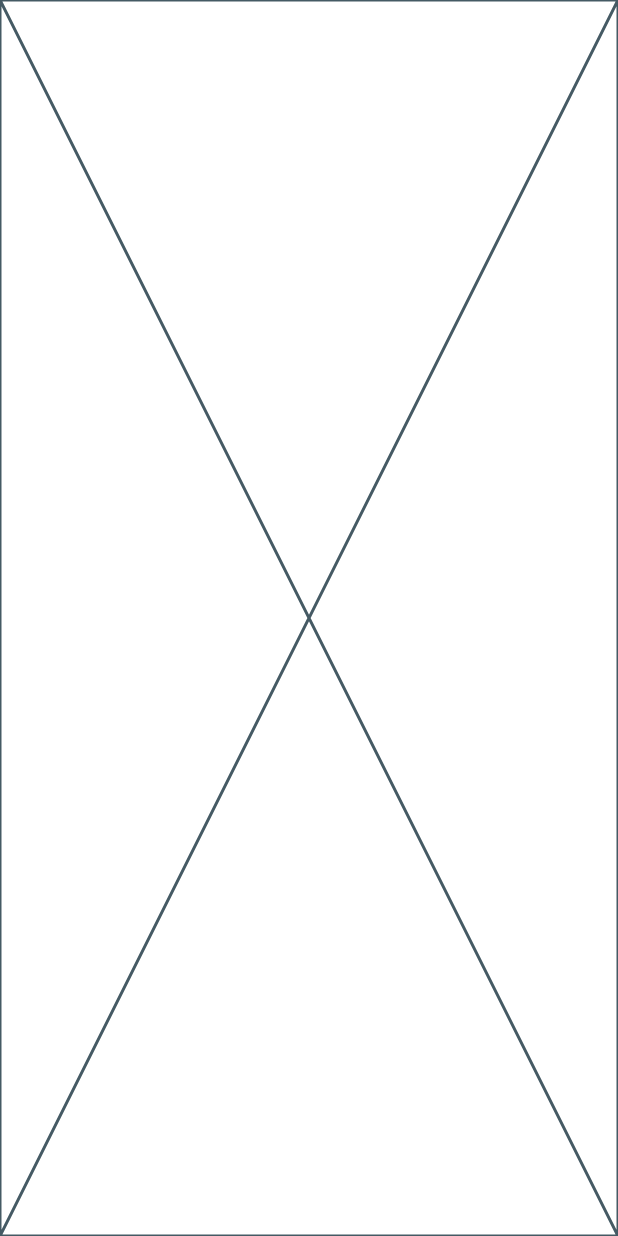
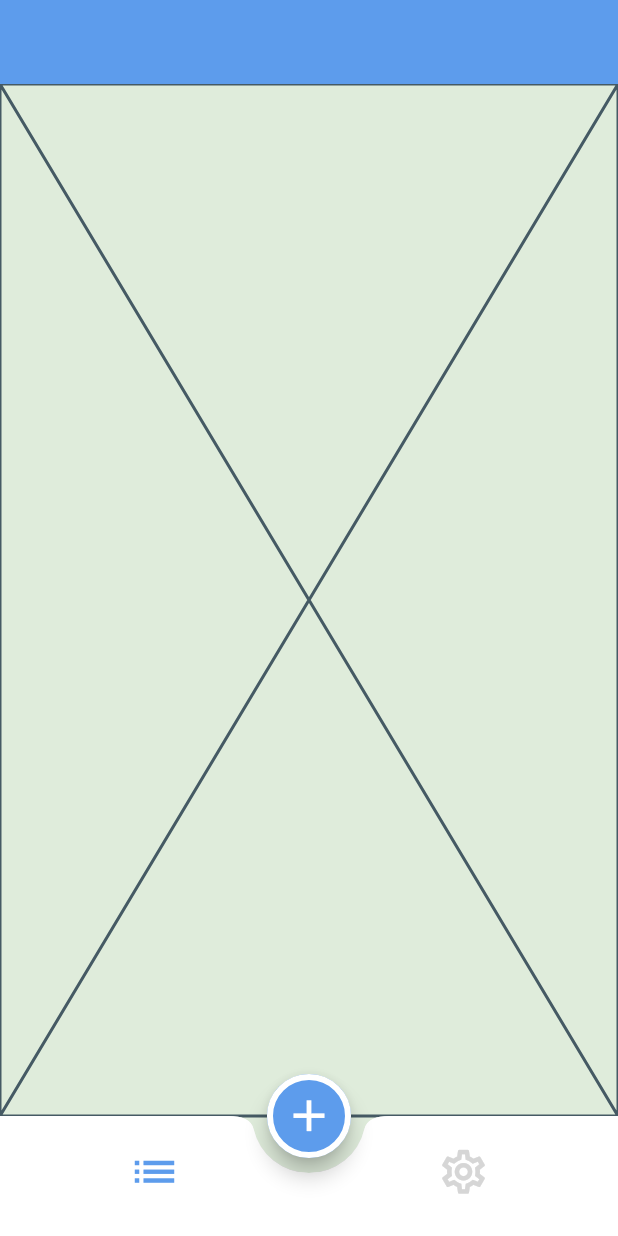
Before and after one commit to DdooMI/to_do_app, a Flutter app: the screen it shows after launch, on a phone screen of 412 x 824 dp. Run offline on Flutter 3.47's test engine with Material 3 defaults, Android fonts, the phone set to English and light mode, and no system bars.

Commit message:
bottom navigation bar

```diff
--- a/lib/main.dart
+++ b/lib/main.dart
@@ -1,23 +1,33 @@
 import 'package:flutter/material.dart';
 import 'package:to_do_app/screens/bottom_navigation_bar/bottom_navigator_bar.dart';
 import 'package:to_do_app/screens/splash/splash_screen.dart';
+import 'package:to_do_app/theme/theme.dart';
 
 void main() {
   runApp(const MyApp());
 }
 
-class MyApp extends StatelessWidget {
+class MyApp extends StatefulWidget {
   const MyApp({super.key});
 
+  @override
+  State<MyApp> createState() => _MyAppState();
+}
+
+class _MyAppState extends State<MyApp> {
   // This widget is the root of your application.
   @override
   Widget build(BuildContext context) {
     return MaterialApp(
+      theme: ThemeApp.lightTheme,
+      darkTheme: ThemeApp.darkTheme,
+      themeMode: ThemeMode.light,
       routes: {
         SplashScreen.routeName: (_) => const SplashScreen(),
         BottomNavigatorBar.routeName: (_) => const BottomNavigatorBar(),
       },
       home: const SplashScreen(),
+      debugShowCheckedModeBanner: false,
     );
   }
 }
--- a/lib/screens/bottom_navigation_bar/bottom_navigator_bar.dart
+++ b/lib/screens/bottom_navigation_bar/bottom_navigator_bar.dart
@@ -1,11 +1,48 @@
 import 'package:flutter/material.dart';
+import 'package:to_do_app/screens/bottom_navigation_bar/tabs/settings/settings_tab.dart';
+import 'package:to_do_app/screens/bottom_navigation_bar/tabs/tasks/tasks_tab.dart';
 
-class BottomNavigatorBar extends StatelessWidget {
+class BottomNavigatorBar extends StatefulWidget {
   const BottomNavigatorBar({super.key});
   static const String routeName = "BottomNavigatorBar";
 
   @override
+  State<BottomNavigatorBar> createState() => _BottomNavigatorBarState();
+}
+
+class _BottomNavigatorBarState extends State<BottomNavigatorBar> {
+  int currentIndex = 0;
+  List<Widget> tabs = [const TasksTab(), const SettingsTab()];
+
+  @override
   Widget build(BuildContext context) {
-    return const Placeholder();
+    return Scaffold(
+        appBar: AppBar(),
+        bottomNavigationBar: BottomAppBar(
+          shape: const CircularNotchedRectangle(),
+          notchMargin: 10,
+          padding: EdgeInsets.zero,
+          clipBehavior: Clip.antiAlias,
+          child: BottomNavigationBar(
+              onTap: (value) {
+                currentIndex = value;
+                setState(() {});
+              },
+              currentIndex: currentIndex,
+              items: [
+                BottomNavigationBarItem(icon: Icon(Icons.list), label: "list"),
+                BottomNavigationBarItem(
+                    icon: Icon(Icons.settings_outlined), label: "settings")
+              ]),
+        ),
+        floatingActionButton: FloatingActionButton(
+          onPressed: () {},
+          child: Icon(
+            Icons.add,
+            size: 35,
+          ),
+        ),
+        floatingActionButtonLocation: FloatingActionButtonLocation.centerDocked,
+        body: tabs[currentIndex]);
   }
 }
--- /dev/null
+++ b/lib/screens/bottom_navigation_bar/tabs/settings/settings_tab.dart
@@ -0,0 +1,10 @@
+import 'package:flutter/material.dart';
+
+class SettingsTab extends StatelessWidget {
+  const SettingsTab({super.key});
+
+  @override
+  Widget build(BuildContext context) {
+    return const Placeholder();
+  }
+}
--- /dev/null
+++ b/lib/screens/bottom_navigation_bar/tabs/tasks/tasks_tab.dart
@@ -0,0 +1,10 @@
+import 'package:flutter/material.dart';
+
+class TasksTab extends StatelessWidget {
+  const TasksTab({super.key});
+
+  @override
+  Widget build(BuildContext context) {
+    return const Placeholder();
+  }
+}
--- /dev/null
+++ b/lib/theme/colors.dart
@@ -0,0 +1,9 @@
+import 'package:flutter/material.dart';
+
+class ColorsApp {
+  static Color bgColorLight = Color(0xffDFECDB);
+  static Color bgColorDark = Color.fromRGBO(8, 12, 23, 1);
+  static Color primaryColor = Color(0xff5D9CEC);
+  static Color greenColor = Color(0xff61E757);
+  static Color redColor = Color(0xffEC4B4B);
+}
--- a/lib/theme/theme.dart
+++ b/lib/theme/theme.dart
@@ -1,7 +1,30 @@
 import 'package:flutter/material.dart';
+import 'package:to_do_app/theme/colors.dart';
 
 class ThemeApp {
   static ThemeData lightTheme = ThemeData(
+      textTheme: const TextTheme(
+          titleLarge: TextStyle(
+              fontSize: 22, color: Colors.white, fontWeight: FontWeight.w700)),
+      appBarTheme: AppBarTheme(
+          color: ColorsApp.primaryColor,
+          foregroundColor: Colors.white,
+          centerTitle: false,
+          elevation: 0),
+      scaffoldBackgroundColor: ColorsApp.bgColorLight,
+      floatingActionButtonTheme: FloatingActionButtonThemeData(
+          backgroundColor: ColorsApp.primaryColor,
+          foregroundColor: Colors.white,
+          shape: const CircleBorder(
+              side: BorderSide(color: Colors.white, width: 4))),
+      bottomNavigationBarTheme: BottomNavigationBarThemeData(
+          backgroundColor: Colors.white,
+          type: BottomNavigationBarType.fixed,
+          showSelectedLabels: false,
+          showUnselectedLabels: false,
+          unselectedIconTheme: IconThemeData(color: Colors.grey[350], size: 35),
+          selectedIconTheme:
+              IconThemeData(color: ColorsApp.primaryColor, size: 35)),
       colorScheme: const ColorScheme(
           brightness: Brightness.light,
           primary: Colors.white,
@@ -13,6 +36,7 @@ class ThemeApp {
           surface: Colors.white,
           onSurface: Colors.white));
   static ThemeData darkTheme = ThemeData(
+      scaffoldBackgroundColor: ColorsApp.bgColorDark,
       colorScheme: const ColorScheme(
           brightness: Brightness.dark,
           primary: Colors.white,
```
